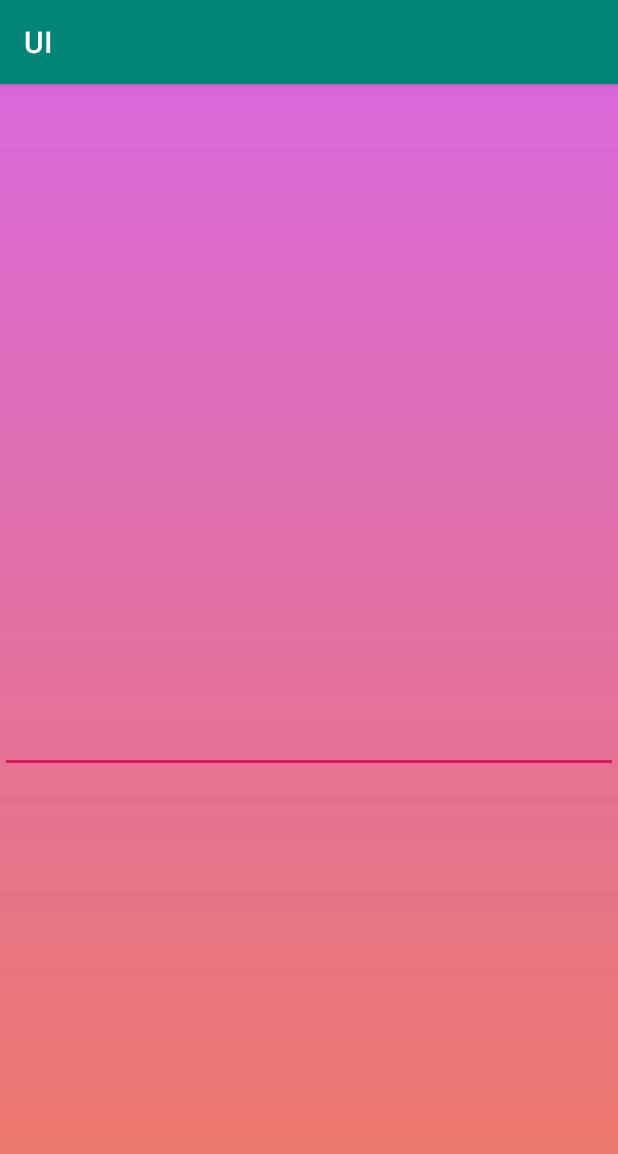
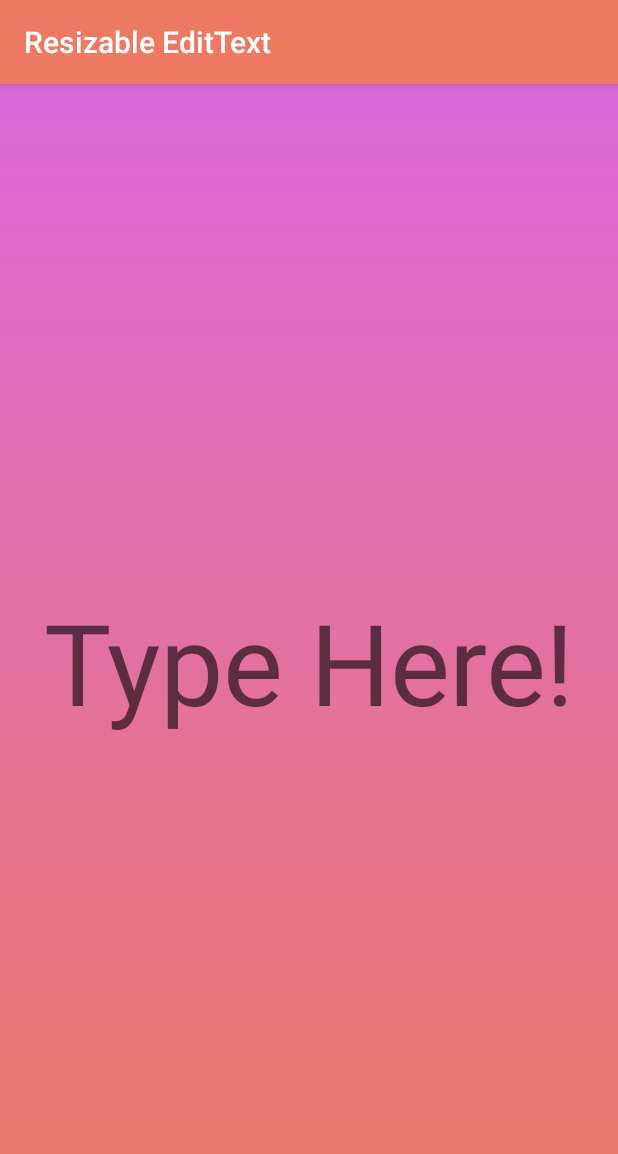
Before and after one commit to Pransh-Coder/UI, an Android app: the screen it shows after launch (MainActivity), on a phone screen of 412 x 824 dp. Shown: the top 1154 px of the screen. Run offline under Robolectric (Android 15) with nearby library versions, the phone set to English and light mode, and no system bars.

Commit message:
Last Update of App

```diff
--- a/app/src/main/java/com/example/ui/MainActivity.java
+++ b/app/src/main/java/com/example/ui/MainActivity.java
@@ -1,5 +1,6 @@
 package com.example.ui;
 
+import androidx.appcompat.app.ActionBar;
 import androidx.appcompat.app.AppCompatActivity;
 
 import android.annotation.SuppressLint;
@@ -20,16 +21,21 @@ public class MainActivity extends AppCompatActivity {
     final String  TAG="Main Activity monitoring";
 //    TextView textView;
     MyEditText editText;
-     float maxChars_in_1_line=11;// experimented these are max chars in a line
-    private ArrayList<Integer> positions= new ArrayList<>();        // would contain the positions at which lines break and start
+    float maxChars_in_1_line=11;// experimented these are max chars in a line
     @Override
     protected void onCreate(Bundle savedInstanceState) {
         super.onCreate(savedInstanceState);
         setContentView(R.layout.activity_main);
 
+        ActionBar actionBar = getSupportActionBar();
+        if(actionBar!=null)
+        {
+            actionBar.setBackgroundDrawable(getResources().getDrawable(R.drawable.custom_background2));
+            actionBar.setTitle("Resizable EditText");
+        }
+
 //      textView = findViewById(R.id.txtview);
         editText = findViewById(R.id.editText);
-        positions.add(0);
         setupAutoresizeDim();
         DisplayScreen();
     }
@@ -40,7 +46,7 @@ public class MainActivity extends AppCompatActivity {
         getWindowManager().getDefaultDisplay().getMetrics(displayMetrics);
         int height = displayMetrics.heightPixels;
         int width = displayMetrics.widthPixels;
-        Toast.makeText(this, "width is "+width+" and height is "+height, Toast.LENGTH_SHORT).show();
+        //Toast.makeText(this, "width is "+width+" and height is "+height, Toast.LENGTH_SHORT).show();
     }
 
     private void setupAutoresizeDim() {
@@ -61,21 +67,17 @@ public class MainActivity extends AppCompatActivity {
             @SuppressLint("LongLogTag")
             @Override
             public void onTextChanged(CharSequence charSequence, int i, int i1, int i2) {
-//                Log.d(TAG,"current textSize is "+editText.getTextSize()/getResources().getDisplayMetrics().scaledDensity);
-//                maxLines=((6)*(editText.getTextSize()/getResources().getDisplayMetrics().scaledDensity))/80;
-//                Log.d(TAG," max chars at one line are "+maxLines);
+
                 float ratio =charSequence.length()/maxChars_in_1_line;//editText.getSelectionStart()/maxLines;
-                String text;
-                if (charSequence.length() == 0) {
-//                    textView.setText(" ");
-                } else {
-                    if(charSequence.charAt(charSequence.length()-1)=='\n'){
+                Log.d(TAG," on text changed Edit text szize is "+editText.getTextSize() /getResources().getDisplayMetrics().scaledDensity);
+
+                /*if(charSequence.charAt(charSequence.length()-1)=='\n'){
                         CharSequence s = editText.getText().subSequence(0,charSequence.length()-1);
                         Log.d("value of char",s.toString().charAt(0)+"");
                         editText.setTextSize(TypedValue.COMPLEX_UNIT_SP,40);
                         Toast.makeText(MainActivity.this, "new line and size is "+editText.getTextSize(), Toast.LENGTH_SHORT).show();
-                    }
-                }
+                    }*/
+
                 if(ratio>=1) ratio=1;
 //                changed here
                 resizeTheEditText(editText,ratio);
@@ -90,7 +92,7 @@ public class MainActivity extends AppCompatActivity {
     @SuppressLint("LongLogTag")
     private void resizeTheEditText(MyEditText editText, double ratio) {
         ratio=ratio/1.1;
-        double newSize=48- (64*ratio) + 32;         // 48 and 32 used to make textsize 80sp when value of (64*ratio)=0
+        double newSize=48 - (64*ratio) + 32;         // 48 and 32 used to make textsize 80sp when value of (64*ratio)=0
         editText.setTextSize(TypedValue.COMPLEX_UNIT_SP,(float) newSize*2);//
         Log.d(TAG,"setting the text size as "+newSize+" received ratio as "+ratio );
     }
--- /dev/null
+++ b/app/src/main/res/drawable/custom_background2.xml
@@ -0,0 +1,6 @@
+<?xml version="1.0" encoding="utf-8"?>
+<shape xmlns:android="http://schemas.android.com/apk/res/android"
+    android:shape="rectangle">
+    <solid android:color="#ed7963"/>
+    <!--  d969da, ed7963-->
+</shape>
--- a/app/src/main/res/layout/activity_main.xml
+++ b/app/src/main/res/layout/activity_main.xml
@@ -11,13 +11,15 @@
         android:id="@+id/editText"
         android:layout_width="match_parent"
         android:layout_height="wrap_content"
-        android:textSize="80dp"
+        android:textSize="50dp"
         android:layout_marginTop="10dp"
         android:padding="0dp"
         android:maxLength="100"
         android:textColor="@color/white"
         android:maxLines="4"
-        android:hint=""
+        android:background="@android:color/transparent"
+        android:hint="Type Here!"
+        android:gravity="center"
         app:layout_constraintBottom_toBottomOf="parent"
         app:layout_constraintRight_toRightOf="parent"
         app:layout_constraintTop_toTopOf="parent"
--- a/app/src/main/res/values/colors.xml
+++ b/app/src/main/res/values/colors.xml
@@ -1,7 +1,7 @@
 <?xml version="1.0" encoding="utf-8"?>
 <resources>
-    <color name="colorPrimary">#008577</color>
-    <color name="colorPrimaryDark">#00574B</color>
-    <color name="colorAccent">#D81B60</color>
+    <color name="colorPrimary">#ed7963</color>
+    <color name="colorPrimaryDark">#ce684b</color>
+    <color name="colorAccent">#dd5695</color>
     <color name="white">#ffff</color>
 </resources>
```
